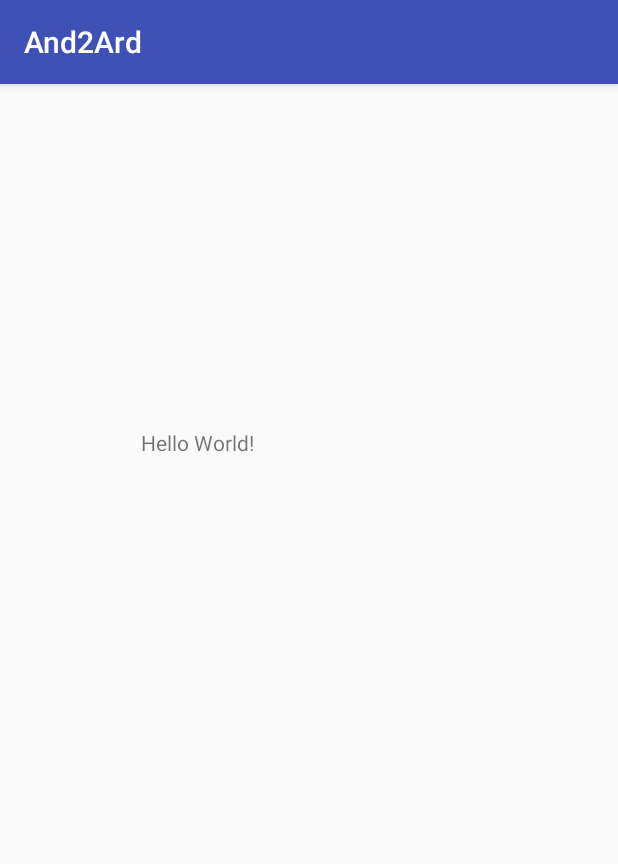
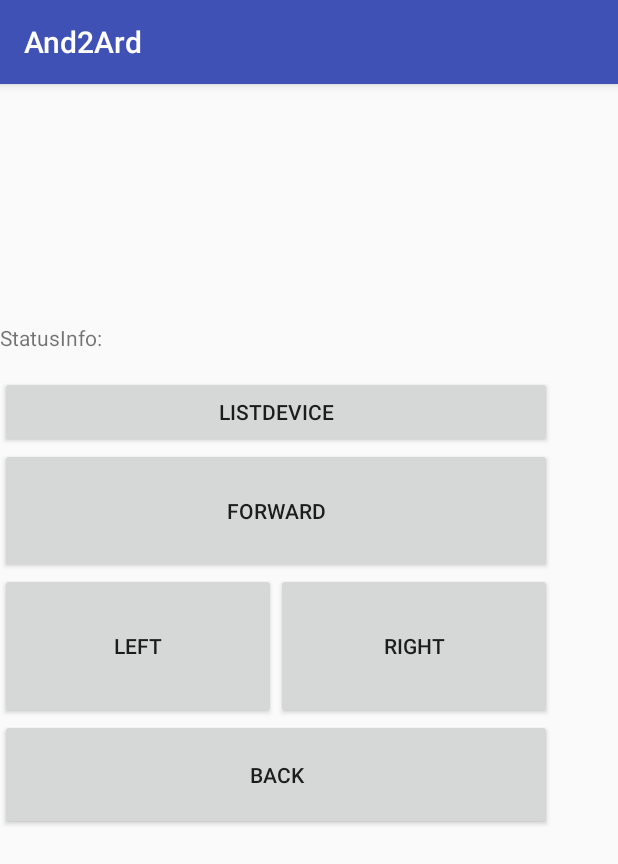
Before and after one commit to Aaronwang81/arduino, an Android app: the screen it shows after launch (MainActivity), on a phone screen of 412 x 824 dp. Shown: the top 864 px of the screen. Run offline under Robolectric (Android 15) with nearby library versions, the phone set to English and light mode, and no system bars.

Commit message:
修改结构，细化控制

```diff
--- a/And2Ard/app/src/main/java/com/example/aaronwang/and2ard/MainActivity.java
+++ b/And2Ard/app/src/main/java/com/example/aaronwang/and2ard/MainActivity.java
@@ -1,142 +1,128 @@
 package com.example.aaronwang.and2ard;
 
-import android.app.PendingIntent;
-import android.content.BroadcastReceiver;
-import android.content.Context;
-import android.content.Intent;
-import android.content.IntentFilter;
-import android.hardware.usb.UsbConstants;
 import android.hardware.usb.UsbDevice;
-import android.hardware.usb.UsbDeviceConnection;
-import android.hardware.usb.UsbEndpoint;
-import android.hardware.usb.UsbInterface;
-import android.hardware.usb.UsbManager;
-import android.hardware.usb.UsbRequest;
 import android.support.v7.app.AppCompatActivity;
 import android.os.Bundle;
-import android.util.Log;
+import android.view.View;
+import android.widget.ArrayAdapter;
+import android.widget.Button;
+import android.widget.ListView;
 import android.widget.TextView;
 
-import java.util.HashMap;
+import com.example.aaronwang.and2ard.move.IMoveControlView;
+import com.example.aaronwang.and2ard.move.IMovePresenter;
+import com.example.aaronwang.and2ard.move.MovePresenterImp;
 
-public class MainActivity extends AppCompatActivity implements Runnable {
+public class MainActivity extends AppCompatActivity implements IMoveControlView {
 
-    TextView textOut;
-    UsbDevice device = null;
-    UsbDeviceConnection deviceConnection = null;
-    UsbInterface usbFace = null;
-    UsbEndpoint usbOut = null;
-    UsbEndpoint usbIn = null;
-    PendingIntent mPermissionIntent = null;
+    private IMovePresenter _presenter;
 
-    private static final String ACTION_USB_PERMISSION =
-            "com.android.example.USB_PERMISSION";
-    private final BroadcastReceiver mUsbReceiver = new BroadcastReceiver() {
 
-        public void onReceive(Context context, Intent intent) {
-            String action = intent.getAction();
-            if (ACTION_USB_PERMISSION.equals(action)) {
-                synchronized (this) {
-                    UsbDevice device = (UsbDevice)intent.getParcelableExtra(UsbManager.EXTRA_DEVICE);
-
-                    if (intent.getBooleanExtra(UsbManager.EXTRA_PERMISSION_GRANTED, false)) {
-                        if(device != null){
-                            //call method to set up device communication
-                            connectDevice(device, (UsbManager)getSystemService(Context.USB_SERVICE));
-                        }
-                    }
-                    else {
-                        Log.d("And2Ard", "permission denied for device " + device);
-                    }
-                }
-            }
-        }
-    };
 
     @Override
     protected void onCreate(Bundle savedInstanceState) {
         super.onCreate(savedInstanceState);
         setContentView(R.layout.activity_main);
-        textOut = findViewById(R.id.textView);
 
-        UsbManager usbManager = (UsbManager)getSystemService(Context.USB_SERVICE);
-        if(null != usbManager){
+        _presenter = MovePresenterImp.getPresenter(this, this);
 
-            mPermissionIntent = PendingIntent.getBroadcast(this, 0, new Intent(ACTION_USB_PERMISSION), 0);
-            IntentFilter filter = new IntentFilter(ACTION_USB_PERMISSION);
-            registerReceiver(mUsbReceiver, filter);
+        Button btnForward = findViewById(R.id.btnForward);
+        Button btnLeft = findViewById(R.id.btnLeft);
+        Button btnRight = findViewById(R.id.btnRight);
+        Button btnBack = findViewById(R.id.btnBack);
+        Button btnListDevice = findViewById(R.id.btnListDevice);
+        View.OnClickListener listener = new View.OnClickListener() {
+            @Override
+            public void onClick(View v) {
+                if(null == _presenter){
+                    return;
+                }
+                switch (v.getId()){
+                    case R.id.btnForward:
+                        _presenter.forward();
+                        break;
+                    case R.id.btnLeft:
+                        _presenter.left();
+                        break;
+                    case R.id.btnRight:
+                        _presenter.right();
+                        break;
+                    case R.id.btnBack:
+                        _presenter.back();
+                        break;
+                    case R.id.btnListDevice:
+                        _presenter.listDevice();
+                        break;
+                    default:
+                        //nothing
+                }
 
+            }
+        };
 
-            HashMap<String,UsbDevice> deviceList = usbManager.getDeviceList();
-            for (UsbDevice usbDevice : deviceList.values()) {
-                printDeviceInfo(usbDevice);
-                usbManager.requestPermission(usbDevice, mPermissionIntent);
-                break;
-            }
-
-        }
-    }
-
-    private void printDeviceInfo(UsbDevice usbDevice){
-        textOut.setText( usbDevice.getDeviceId() + usbDevice.getDeviceName() );
+        btnForward.setOnClickListener(listener);
+        btnLeft.setOnClickListener(listener);
+        btnRight.setOnClickListener(listener);
+        btnBack.setOnClickListener(listener);
+        btnListDevice.setOnClickListener(listener);
 
     }
 
-    private void connectDevice(UsbDevice usbDevice, UsbManager usbManager){
-        UsbInterface usbInterface = null;
-        UsbEndpoint endpointOut = null;
-        UsbEndpoint endpointIn = null;
-        for(int index  = 0; index < usbDevice.getInterfaceCount(); ++index){
-            usbInterface = usbDevice.getInterface(index);
-            if(usbInterface.getEndpointCount() >= 2){
-                for(int endIndex = 0; endIndex < usbInterface.getEndpointCount(); ++endIndex){
-                    if(UsbConstants.USB_ENDPOINT_XFER_BULK == usbInterface.getEndpoint(endIndex).getType()){
-                        if(UsbConstants.USB_DIR_OUT == usbInterface.getEndpoint(endIndex).getDirection()){
-                            endpointOut = usbInterface.getEndpoint(endIndex);
-                        }else if(UsbConstants.USB_DIR_IN == usbInterface.getEndpoint(endIndex).getDirection()){
-                            endpointIn = usbInterface.getEndpoint(endIndex);
-                        }
-                    }
-                }
 
-            }
 
-        }
 
-        if(null != endpointOut && null != endpointIn ){
-            device = usbDevice;
-            usbFace = usbInterface;
-            usbOut = endpointOut;
-            usbIn = endpointIn;
-        }else{
-            textOut.setText("No match Interface found.");
-        }
 
-        if(null != device){
-            UsbDeviceConnection connection = usbManager.openDevice(device);
-            if(null != connection && connection.claimInterface(usbFace, true)){
-                deviceConnection = connection;
-                Thread thread = new Thread(this);
-                thread.start();
-            }else{
-                textOut.setText("Open device OR claimInterface failed.");
-            }
-        }
+    @Override
+    public void setPresenter(IMovePresenter presenter) {
+        _presenter = presenter;
+
     }
 
     @Override
-    public void run() {
-        byte[] buffer = new byte[12];
-        for (byte b : buffer) {
-            b = 65;
+    public void updateDeviceInfo(UsbDevice device) {
+        ArrayAdapter<String> adapter = new ArrayAdapter<String>(this,
+                android.R.layout.simple_list_item_1, android.R.id.text1);
+
+        //注释掉的代码需要API 21 或者 23
+
+        if(null != device) {
+            adapter.add(getString(R.string.device_name) + device.getDeviceName());
+            //adapter.add(getString(R.string.man_name) + device.getManufacturerName());
+            //adapter.add(getString(R.string.product_name) + device.getProductName());
+            //adapter.add(getString(R.string.usb_version) + device.getVersion());
+            //adapter.add(getString(R.string.serial_number) + device.getSerialNumber());
+            adapter.add(getString(R.string.device_id) + device.getDeviceId());
+            adapter.add(getString(R.string.vendor_id) + device.getVendorId());
+            adapter.add(getString(R.string.product_id) + device.getProductId());
+            adapter.add(getString(R.string.device_class) + device.getDeviceClass());
+            adapter.add(getString(R.string.device_subclass) + device.getDeviceSubclass());
+            adapter.add(getString(R.string.device_protocol) + device.getDeviceProtocol());
+            //adapter.add(getString(R.string.config_count) + device.getConfigurationCount());
+        }else{
+            adapter.add(getString(R.string.device_name) + "null");
+            //adapter.add(getString(R.string.man_name) + device.getManufacturerName());
+            //adapter.add(getString(R.string.product_name) + device.getProductName());
+            //adapter.add(getString(R.string.usb_version) + device.getVersion());
+            //adapter.add(getString(R.string.serial_number) + device.getSerialNumber());
+            adapter.add(getString(R.string.device_id) + "null");
+            adapter.add(getString(R.string.vendor_id) + "null");
+            adapter.add(getString(R.string.product_id) + "null");
+            adapter.add(getString(R.string.device_class) + "null");
+            adapter.add(getString(R.string.device_subclass) + "null");
+            adapter.add(getString(R.string.device_protocol) + "null");
+            //adapter.add(getString(R.string.config_count) + device.getConfigurationCount());
         }
-        while(true) {
-            deviceConnection.bulkTransfer(usbOut, buffer, 12, 0);
-            try {
-                Thread.sleep(500);
-            } catch (InterruptedException e) {
-                e.printStackTrace();
-            }
-        }
+
+        ListView listView = findViewById(R.id.listDeviceInfo);
+        listView.setAdapter(adapter);
+        adapter.notifyDataSetChanged();
+
+
+    }
+
+    @Override
+    public void updateStatus(String status) {
+        TextView textStatus = findViewById(R.id.textStatus);
+        textStatus.setText(status);
     }
 }
--- /dev/null
+++ b/And2Ard/app/src/main/java/com/example/aaronwang/and2ard/move/IMoveControlView.java
@@ -0,0 +1,13 @@
+package com.example.aaronwang.and2ard.move;
+
+import android.hardware.usb.UsbDevice;
+
+/**
+ * Created by aaronwang on 2018/3/20.
+ */
+
+public interface IMoveControlView {
+    public void setPresenter(IMovePresenter presenter);
+    public void updateDeviceInfo(UsbDevice device);
+    public void updateStatus(String status);
+}
--- /dev/null
+++ b/And2Ard/app/src/main/java/com/example/aaronwang/and2ard/move/IMoveController.java
@@ -0,0 +1,13 @@
+package com.example.aaronwang.and2ard.move;
+
+/**
+ * Created by aaronwang on 2018/3/20.
+ */
+
+public interface IMoveController {
+
+    public void forward(int cm);
+    public void back(int cm);
+    public void left();
+    public void right();
+}
--- /dev/null
+++ b/And2Ard/app/src/main/java/com/example/aaronwang/and2ard/move/IMovePresenter.java
@@ -0,0 +1,15 @@
+package com.example.aaronwang.and2ard.move;
+
+/**
+ * Created by aaronwang on 2018/3/20.
+ */
+
+public interface IMovePresenter {
+    public void setController(IMoveController controller);
+    public void setView(IMoveControlView view);
+    public void listDevice();
+    public void forward();
+    public void back();
+    public void left();
+    public void right();
+}
--- /dev/null
+++ b/And2Ard/app/src/main/java/com/example/aaronwang/and2ard/move/MovePresenterImp.java
@@ -0,0 +1,204 @@
+package com.example.aaronwang.and2ard.move;
+
+import android.app.PendingIntent;
+import android.content.BroadcastReceiver;
+import android.content.Context;
+import android.content.Intent;
+import android.content.IntentFilter;
+import android.hardware.usb.UsbConstants;
+import android.hardware.usb.UsbDevice;
+import android.hardware.usb.UsbDeviceConnection;
+import android.hardware.usb.UsbEndpoint;
+import android.hardware.usb.UsbInterface;
+import android.hardware.usb.UsbManager;
+import android.util.Log;
+
+import com.example.aaronwang.and2ard.communication.UsbTransit;
+
+import java.util.HashMap;
+
+/**
+ * Created by aaronwang on 2018/3/20.
+ */
+
+public class MovePresenterImp implements Runnable, IMovePresenter {
+
+    private IMoveController _controller = null;
+    private IMoveControlView _view = null;
+
+
+    private Context _context = null;
+    private UsbDevice _device = null;
+    //private UsbDeviceConnection _deviceConnection = null;
+    private UsbInterface _usbFace = null;
+    //private UsbEndpoint _usbOut = null;
+    //private UsbEndpoint _usbIn = null;
+    private UsbTransit _transit = null;
+    private PendingIntent _PermissionIntent = null;
+    private static IMovePresenter s_presenter = null;
+
+    public static IMovePresenter getPresenter(Context context, IMoveControlView view){
+        if(null == s_presenter){
+            s_presenter = new MovePresenterImp(context, view);;
+        }
+        return s_presenter;
+    }
+
+    public MovePresenterImp(Context context, IMoveControlView view){
+        _context = context;
+        _view = view;
+        _controller = new MoveControllerImp();
+    }
+
+    private static final String ACTION_USB_PERMISSION =
+            "com.android.example.USB_PERMISSION";
+    private final BroadcastReceiver mUsbReceiver = new BroadcastReceiver() {
+
+        public void onReceive(Context context, Intent intent) {
+            String action = intent.getAction();
+            if (ACTION_USB_PERMISSION.equals(action)) {
+                synchronized (this) {
+                    UsbDevice device = (UsbDevice)intent.getParcelableExtra(UsbManager.EXTRA_DEVICE);
+
+                    if (intent.getBooleanExtra(UsbManager.EXTRA_PERMISSION_GRANTED, false)) {
+                        if(device != null){
+                            //call method to set up _device communication
+                            connectDevice(device, (UsbManager)_context.getSystemService(Context.USB_SERVICE));
+                        }
+                    }
+                    else {
+                        Log.d("And2Ard", "permission denied for _device " + device);
+                    }
+                }
+            }
+        }
+    };
+
+    protected void init() {
+
+        UsbManager usbManager = (UsbManager)_context.getSystemService(Context.USB_SERVICE);
+        if(null != usbManager){
+
+            _PermissionIntent = PendingIntent.getBroadcast(_context, 0, new Intent(ACTION_USB_PERMISSION), 0);
+            IntentFilter filter = new IntentFilter(ACTION_USB_PERMISSION);
+            _context.registerReceiver(mUsbReceiver, filter);
+
+
+            HashMap<String,UsbDevice> deviceList = usbManager.getDeviceList();
+            if(deviceList.isEmpty()){
+                updateStatus("No Device connected.");
+                _view.updateDeviceInfo(null);
+            }
+            for (UsbDevice usbDevice : deviceList.values()) {
+                printDeviceInfo(usbDevice);
+                usbManager.requestPermission(usbDevice, _PermissionIntent);
+                break;
+            }
+
+        }
+    }
+
+    private void printDeviceInfo(UsbDevice usbDevice){
+        _view.updateDeviceInfo(usbDevice);
+
+    }
+
+    private void connectDevice(UsbDevice usbDevice, UsbManager usbManager){
+        UsbInterface usbInterface = null;
+        UsbEndpoint endpointOut = null;
+        UsbEndpoint endpointIn = null;
+        for(int index  = 0; index < usbDevice.getInterfaceCount(); ++index){
+            usbInterface = usbDevice.getInterface(index);
+            if(usbInterface.getEndpointCount() >= 2){
+                for(int endIndex = 0; endIndex < usbInterface.getEndpointCount(); ++endIndex){
+                    if(UsbConstants.USB_ENDPOINT_XFER_BULK == usbInterface.getEndpoint(endIndex).getType()){
+                        if(UsbConstants.USB_DIR_OUT == usbInterface.getEndpoint(endIndex).getDirection()){
+                            endpointOut = usbInterface.getEndpoint(endIndex);
+                        }else if(UsbConstants.USB_DIR_IN == usbInterface.getEndpoint(endIndex).getDirection()){
+                            endpointIn = usbInterface.getEndpoint(endIndex);
+                        }
+                    }
+                }
+
+            }
+
+        }
+
+        if(null != endpointOut && null != endpointIn ){
+            _device = usbDevice;
+            _usbFace = usbInterface;
+            //_usbOut = endpointOut;
+            //_usbIn = endpointIn;
+        }else{
+            updateStatus("No match Interface found.");
+        }
+
+        if(null != _device){
+            UsbDeviceConnection connection = usbManager.openDevice(_device);
+            if(null != connection && connection.claimInterface(_usbFace, true)){
+                //_deviceConnection = connection;
+                if(null  == _transit){
+                    _transit = new UsbTransit(connection, endpointOut, endpointIn);
+                }
+            }else{
+                updateStatus("Open _device OR claimInterface failed.");
+            }
+        }
+    }
+
+    private void updateStatus(String status){
+        if(null != _view){
+            _view.updateStatus(status);
+        }
+    }
+
+    @Override
+    public void run() {
+
+    }
+    @Override
+    public void setController(IMoveController controller) {
+        _controller = controller;
+    }
+
+    @Override
+    public void setView(IMoveControlView view) {
+        _view = view;
+    }
+
+    @Override
+    public void listDevice() {
+        init();
+    }
+
+    @Override
+    public void forward() {
+        if(null != _controller){
+            _controller.forward(10);
+        }
+    }
+
+    @Override
+    public void back() {
+        if(null != _controller){
+            _controller.back(10);
+        }
+
+    }
+
+    @Override
+    public void left() {
+        if(null != _controller){
+            _controller.left();
+        }
+
+    }
+
+    @Override
+    public void right() {
+        if(null != _controller){
+            _controller.right();
+        }
+
+    }
+}
--- a/And2Ard/app/src/main/res/layout/activity_main.xml
+++ b/And2Ard/app/src/main/res/layout/activity_main.xml
@@ -6,14 +6,61 @@
     android:layout_height="match_parent"
     tools:context="com.example.aaronwang.and2ard.MainActivity">
 
-    <TextView
-        android:id="@+id/textView"
-        android:layout_width="224dp"
-        android:layout_height="309dp"
-        android:text="Hello World!"
-        app:layout_constraintBottom_toBottomOf="parent"
-        app:layout_constraintLeft_toLeftOf="parent"
-        app:layout_constraintRight_toRightOf="parent"
-        app:layout_constraintTop_toTopOf="parent" />
+    <LinearLayout
+        android:layout_width="368dp"
+        android:layout_height="495dp"
+        android:orientation="vertical"
+        tools:layout_editor_absoluteX="0dp"
+        tools:layout_editor_absoluteY="0dp">
 
+        <ListView
+            android:id="@+id/listDeviceInfo"
+            android:layout_width="match_parent"
+            android:layout_height="159dp"
+            android:scrollbars="vertical" />
+
+        <TextView
+            android:id="@+id/textStatus"
+            android:layout_width="match_parent"
+            android:layout_height="35dp"
+            android:text="StatusInfo:" />
+
+        <Button
+            android:id="@+id/btnListDevice"
+            android:layout_width="match_parent"
+            android:layout_height="wrap_content"
+            android:text="ListDevice" />
+
+        <Button
+            android:id="@+id/btnForward"
+            android:layout_width="match_parent"
+            android:layout_height="83dp"
+            android:text="Forward" />
+
+        <LinearLayout
+            android:layout_width="match_parent"
+            android:layout_height="97dp"
+            android:orientation="horizontal">
+
+            <Button
+                android:id="@+id/btnLeft"
+                android:layout_width="wrap_content"
+                android:layout_height="match_parent"
+                android:layout_weight="1"
+                android:text="Left" />
+
+            <Button
+                android:id="@+id/btnRight"
+                android:layout_width="wrap_content"
+                android:layout_height="97dp"
+                android:layout_weight="1"
+                android:text="Right" />
+        </LinearLayout>
+
+        <Button
+            android:id="@+id/btnBack"
+            android:layout_width="match_parent"
+            android:layout_height="74dp"
+            android:text="Back" />
+    </LinearLayout>
 </android.support.constraint.ConstraintLayout>
--- a/And2Ard/app/src/main/res/values/strings.xml
+++ b/And2Ard/app/src/main/res/values/strings.xml
@@ -1,3 +1,15 @@
 <resources>
     <string name="app_name">And2Ard</string>
+    <string name="device_name">DeviceName: </string>
+    <string name="man_name">ManufacturerName: </string>
+    <string name="product_name">ProductName: </string>
+    <string name="usb_version">Version: </string>
+    <string name="serial_number">SerialNumber: </string>
+    <string name="device_id">DeviceID: </string>
+    <string name="vendor_id">VendorID: </string>
+    <string name="product_id">ProductID: </string>
+    <string name="device_class">DeviceClass: </string>
+    <string name="device_subclass">DeviceSubClass: </string>
+    <string name="device_protocol">DeviceProtocol: </string>
+    <string name="config_count">ConfigCount: </string>
 </resources>
```
Also changed, not shown: And2Ard/app/src/main/java/com/example/aaronwang/and2ard/CommandConstant.java (added, +25 -0 lines), And2Ard/app/src/main/java/com/example/aaronwang/and2ard/communication/UsbTransit.java (added, +46 -0 lines), And2Ard/app/src/main/java/com/example/aaronwang/and2ard/move/MoveControlModel.java (added, +9 -0 lines), And2Ard/app/src/main/java/com/example/aaronwang/and2ard/move/MoveControllerImp.java (added, +28 -0 lines), And2Ard/app/src/main/java/com/example/aaronwang/and2ard/utils/CommandHelper.java (added, +45 -0 lines).
